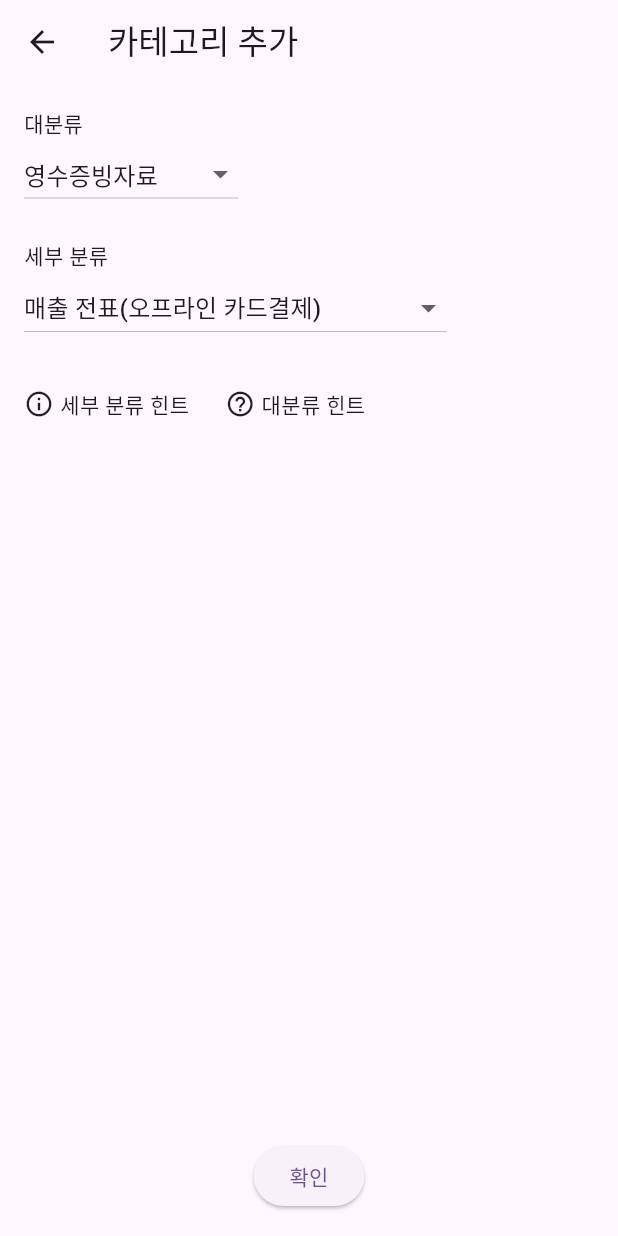
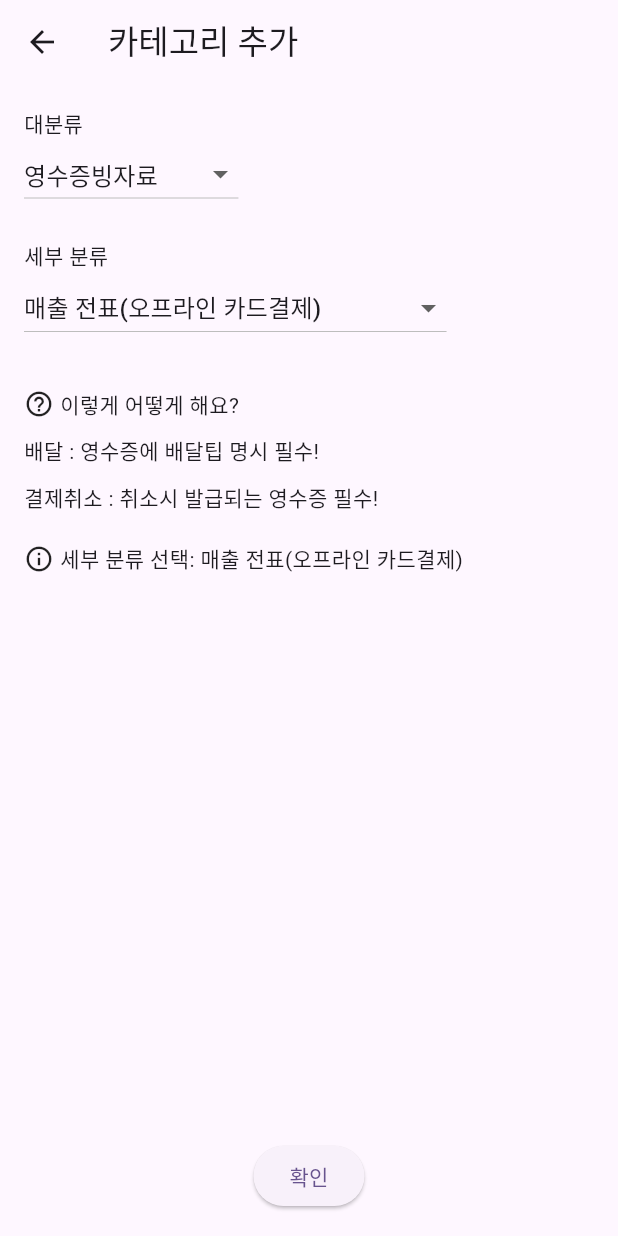
Before and after one commit to issacclicker/sogong2, a Flutter app: the CategoryAddPage screen opened directly, on a phone screen of 412 x 824 dp. Run offline on Flutter 3.47's test engine with Material 3 defaults, Android fonts, the phone set to English and light mode, and no system bars; our stand-ins replace cloud_firestore, firebase_auth, firebase_core, image_picker, table_calendar; accounts and stored records are empty.

Commit message:
Update category_add_page.dart

```diff
--- a/lib/category_add_page.dart
+++ b/lib/category_add_page.dart
@@ -79,14 +79,13 @@ class _CategoryAddPageState extends State<CategoryAddPage> {
                 if (v == null) return;
                 setState(() {
                   _selectedCategory = v;
-                  // 대분류 변경 시 서브 분류도 첫 항목으로 초기화
                   _selectedSubcategory = _defaultOptions[v]!.first;
                 });
               },
             ),
             const SizedBox(height: 20),
 
-            // 2) 소분류(세부 분류) 선택 드롭다운
+            // 2) 소분류 선택 드롭다운
             const Text('세부 분류'),
             DropdownButton<String>(
               value: _selectedSubcategory,
@@ -105,31 +104,44 @@ class _CategoryAddPageState extends State<CategoryAddPage> {
             ),
             const SizedBox(height: 30),
 
-            // 3) 툴팁 영역
-            Row(
+            // 3) 힌트 영역
+            Column(
+              crossAxisAlignment: CrossAxisAlignment.start,
               children: [
-                // 세부 분류에 대한 툴팁
-                Tooltip(
-                  message: '세부 분류 선택: $_selectedSubcategory',
-                  child: Row(
-                    children: const [
-                      Icon(Icons.info_outline, size: 20),
-                      SizedBox(width: 4),
-                      Text('세부 분류 힌트'),
-                    ],
-                  ),
+                // 대분류 힌트 (영수증빙자료일 때 커스텀 텍스트)
+                Row(
+                  children: [
+                    const Icon(Icons.help_outline, size: 20),
+                    const SizedBox(width: 4),
+                    Text(
+                      _selectedCategory == '영수증빙자료'
+                          ? '이렇게 어떻게 해요?'
+                          : '대분류 선택: $_selectedCategory',
+                    ),
+                  ],
                 ),
-                const SizedBox(width: 24),
-                // 대분류에 대한 툴팁
-                Tooltip(
-                  message: '대분류 선택: $_selectedCategory',
-                  child: Row(
-                    children: const [
-                      Icon(Icons.help_outline, size: 20),
-                      SizedBox(width: 4),
-                      Text('대분류 힌트'),
-                    ],
-                  ),
+                const SizedBox(height: 10),
+                // 추가 힌트: 배달
+                Text(
+                  _selectedCategory == '영수증빙자료'
+                      ? '배달 : 영수증에 배달팁 명시 필수!'
+                      : '',
+                ),
+                const SizedBox(height: 10),
+                // 추가 힌트: 결제취소
+                Text(
+                  _selectedCategory == '영수증빙자료'
+                      ? '결제취소 : 취소시 발급되는 영수증 필수!'
+                      : '',
+                ),
+                const SizedBox(height: 20),
+                // 세부 분류 힌트
+                Row(
+                  children: [
+                    const Icon(Icons.info_outline, size: 20),
+                    const SizedBox(width: 4),
+                    Text('세부 분류 선택: $_selectedSubcategory'),
+                  ],
                 ),
               ],
             ),
@@ -140,7 +152,6 @@ class _CategoryAddPageState extends State<CategoryAddPage> {
             Center(
               child: ElevatedButton(
                 onPressed: () {
-                  // 선택된 대분류/세부분류를 넘기고 페이지 닫기
                   Navigator.pop<Map<String, String>>(
                     context,
                     {
```
